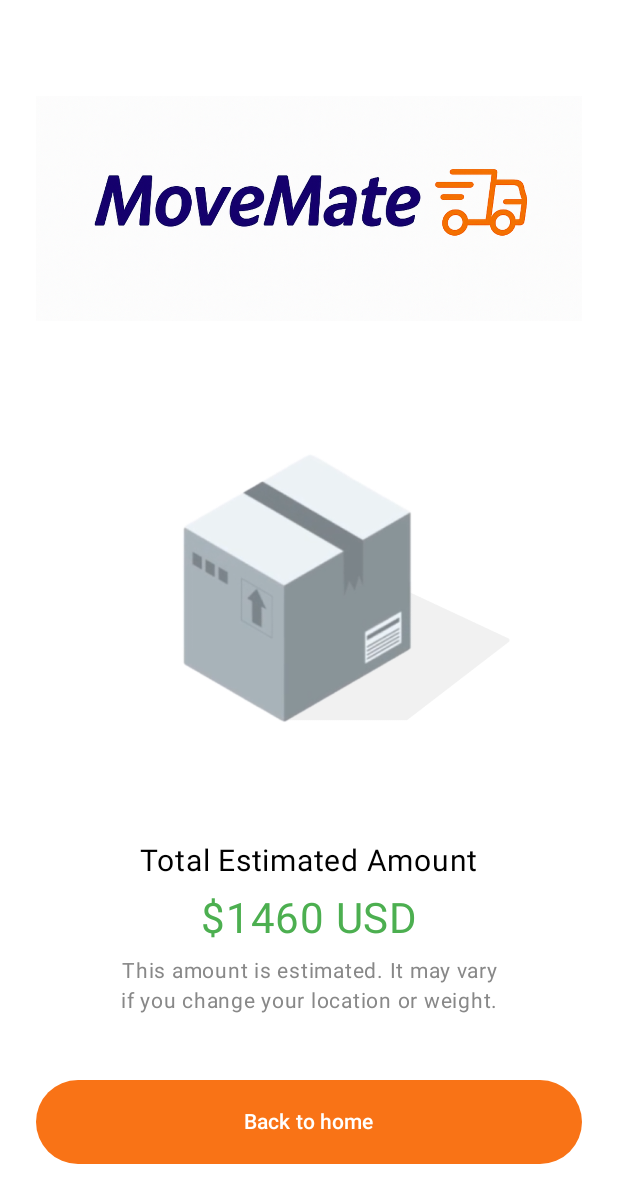
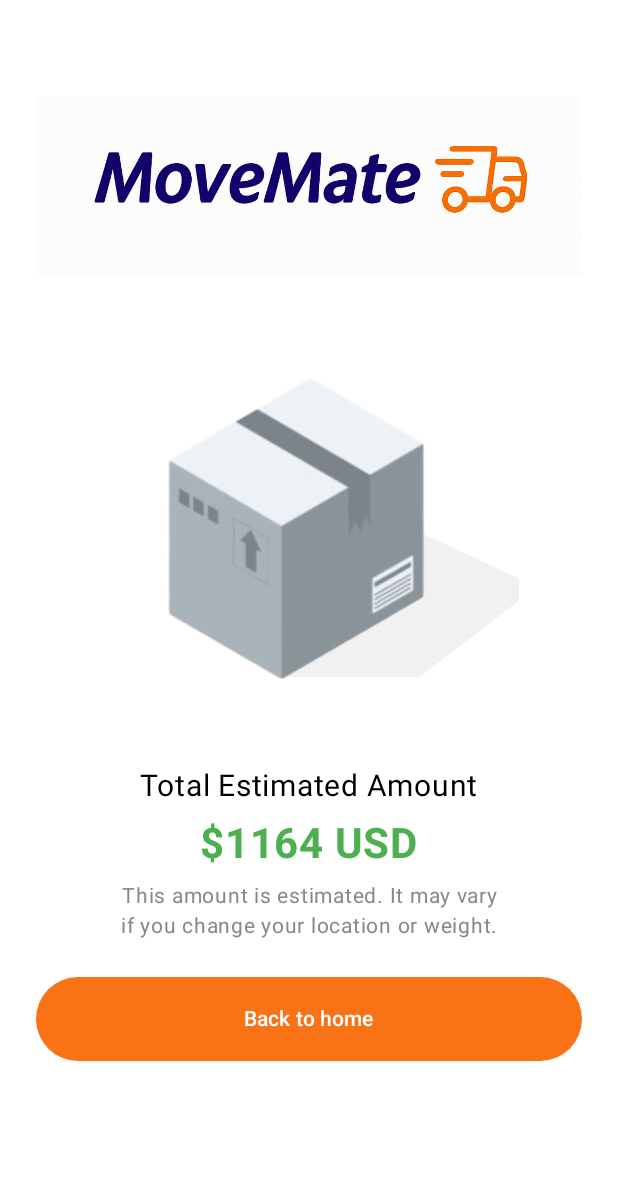
Before and after one commit to somtorizm/MoniePointChallenge, an Android app built with Jetpack Compose: the ResultScreen screen opened through its navigation route, on a phone screen of 412 x 824 dp. Shown: the top 1203 px of the screen. Run offline under Robolectric (Android 15) with nearby library versions, the phone set to English and light mode, and no system bars; our stand-ins replace Dagger/Hilt's generated code.

Commit message:
update fonts

```diff
--- a/app/src/main/java/com/vectorinc/moniepointchallenge/screens/ResultScreen.kt
+++ b/app/src/main/java/com/vectorinc/moniepointchallenge/screens/ResultScreen.kt
@@ -5,6 +5,8 @@
 import androidx.compose.material3.Text
 import androidx.compose.runtime.Composable
 import androidx.compose.animation.*
+import androidx.compose.animation.core.animateDpAsState
+import androidx.compose.animation.core.animateFloatAsState
 import androidx.compose.animation.core.tween
 import androidx.compose.foundation.Image
 import androidx.compose.foundation.background
@@ -14,6 +16,7 @@
 import androidx.compose.runtime.*
 import androidx.compose.ui.Alignment
 import androidx.compose.ui.Modifier
+import androidx.compose.ui.draw.alpha
 import androidx.compose.ui.draw.scale
 import androidx.compose.ui.graphics.Color
 import androidx.compose.ui.graphics.toArgb
@@ -28,13 +31,26 @@
 import androidx.navigation.NavController
 import com.vectorinc.moniepointchallenge.R
 import com.vectorinc.moniepointchallenge.theme.OrangePrimary
-import com.vectorinc.moniepointchallenge.theme.TopSectionPurple
 import com.vectorinc.moniepointchallenge.ui.Screen
 import kotlinx.coroutines.delay
+import kotlin.random.Random
 
 @Composable
 fun ResultScreen(navController: NavController) {
     var visible by remember { mutableStateOf(false) }
+    val estimatedAmount = remember { Random.nextInt(400, 2000) }
+
+    val finalAmount = remember { Random.nextInt(1000, 2000) }
+    var currentAmount by remember { mutableIntStateOf(0) }
+
+    LaunchedEffect(Unit) {
+        while (currentAmount < finalAmount) {
+            delay(16L)
+            currentAmount += (finalAmount / 60).coerceAtLeast(1)
+            if (currentAmount > finalAmount) currentAmount = finalAmount
+        }
+    }
+
 
     val view = LocalView.current
     if (!view.isInEditMode) {
@@ -49,23 +65,54 @@
                 launchSingleTop = true
             }
         }
-
+    }
 
     LaunchedEffect(Unit) {
-        delay(100)
+        delay(150)
         visible = true
     }
+
+    val iconOffset by animateDpAsState(
+        targetValue = if (visible) 0.dp else 60.dp,
+        animationSpec = tween(600)
+    )
+    val iconAlpha by animateFloatAsState(
+        targetValue = if (visible) 1f else 0f,
+        animationSpec = tween(600)
+    )
+
+    val boxOffset by animateDpAsState(
+        targetValue = if (visible) 0.dp else 60.dp,
+        animationSpec = tween(700, delayMillis = 200)
+    )
+    val boxAlpha by animateFloatAsState(
+        targetValue = if (visible) 1f else 0f,
+        animationSpec = tween(700, delayMillis = 200)
+    )
+
+    val textAlpha by animateFloatAsState(
+        targetValue = if (visible) 1f else 0f,
+        animationSpec = tween(500, delayMillis = 400)
+    )
+    val costScale by animateFloatAsState(
+        targetValue = if (visible) 1f else 0.7f,
+        animationSpec = tween(500, delayMillis = 500)
+    )
+
+    val buttonOffset by animateDpAsState(
+        targetValue = if (visible) 0.dp else 40.dp,
+        animationSpec = tween(600, delayMillis = 600)
+    )
+    val buttonAlpha by animateFloatAsState(
+        targetValue = if (visible) 1f else 0f,
+        animationSpec = tween(600, delayMillis = 600)
+    )
 
     Box(
         modifier = Modifier
             .fillMaxSize()
             .background(Color.White)
             .padding(horizontal = 24.dp)
-    ) {
-        AnimatedVisibility(
-            visible = visible,
-            enter = fadeIn(animationSpec = tween(600)) + slideInVertically(initialOffsetY = { it / 2 }),
-            exit = fadeOut()
     ) {
         Column(
             horizontalAlignment = Alignment.CenterHorizontally,
@@ -74,27 +121,30 @@
                 .fillMaxSize()
                 .padding(top = 64.dp, bottom = 48.dp)
         ) {
-                Row(
-                    verticalAlignment = Alignment.CenterVertically
-                ) {
-
             Image(
                 painter = painterResource(id = R.drawable.icon),
-                        modifier = Modifier.height(150.dp),
+                contentDescription = "Truck",
                 contentScale = ContentScale.Crop,
-                        contentDescription = "Truck",
+                modifier = Modifier
+                    .height(120.dp)
+                    .offset(y = iconOffset)
+                    .alpha(iconAlpha)
             )
-                }
 
             Image(
                 painter = painterResource(id = R.drawable.box),
                 contentDescription = null,
+                contentScale = ContentScale.Crop,
                 modifier = Modifier
-                        .size(300.dp)
-                        .padding(vertical = 16.dp)
+                    .size(280.dp)
+                    .offset(y = boxOffset)
+                    .alpha(boxAlpha)
             )
 
-                Column(horizontalAlignment = Alignment.CenterHorizontally) {
+            Column(
+                horizontalAlignment = Alignment.CenterHorizontally,
+                modifier = Modifier.alpha(textAlpha)
+            ) {
                 Text(
                     "Total Estimated Amount",
                     fontSize = 20.sp,
@@ -104,11 +154,15 @@
                 Spacer(modifier = Modifier.height(10.dp))
 
                 Text(
-                        "$1460 USD",
+                    "$$currentAmount USD",
                     fontSize = 28.sp,
-                        color = Color(0xFF4CAF50) // Green
+                    fontWeight = FontWeight.Bold,
+                    color = Color(0xFF4CAF50),
+                    modifier = Modifier.scale(costScale)
                 )
+
                 Spacer(modifier = Modifier.height(8.dp))
+
                 Text(
                     "This amount is estimated. It may vary\nif you change your location or weight.",
                     fontSize = 14.sp,
@@ -119,7 +173,6 @@
                 )
             }
 
-                Spacer(modifier = Modifier.weight(1f))
 
             Button(
                 onClick = {
@@ -132,11 +185,11 @@
                 modifier = Modifier
                     .fillMaxWidth()
                     .height(56.dp)
+                    .offset(y = buttonOffset)
+                    .alpha(buttonAlpha)
             ) {
                 Text("Back to home", color = Color.White)
             }
         }
     }
 }
-    }
-}
```
Lines whose indentation alone changed are shown as unchanged.
